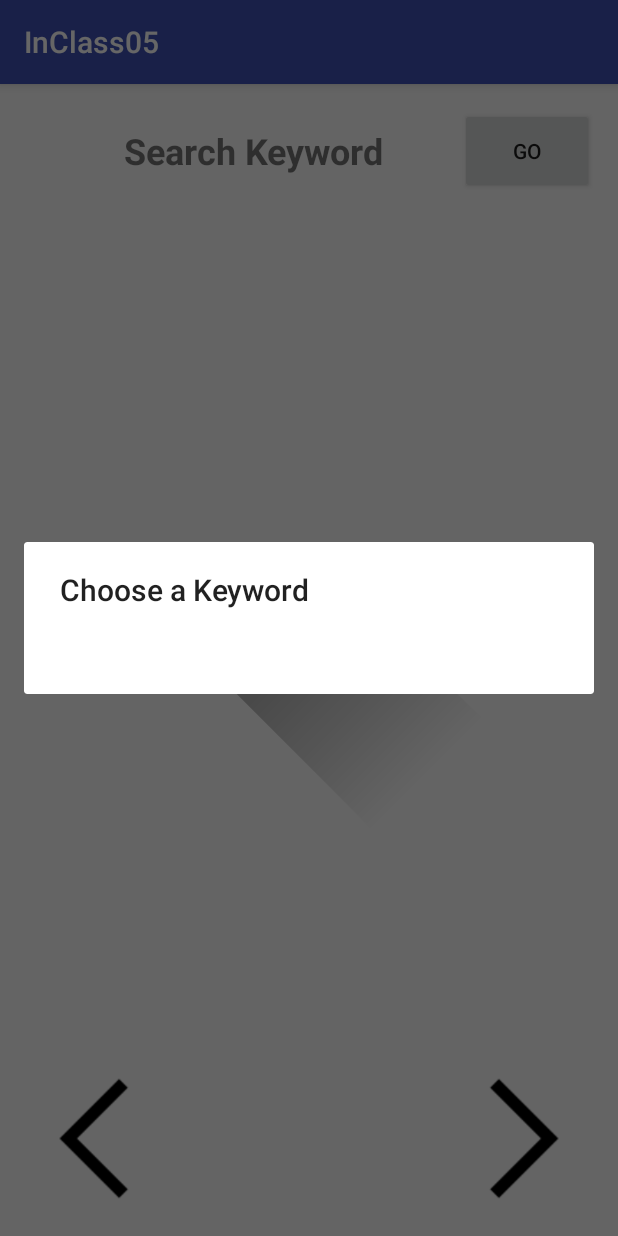
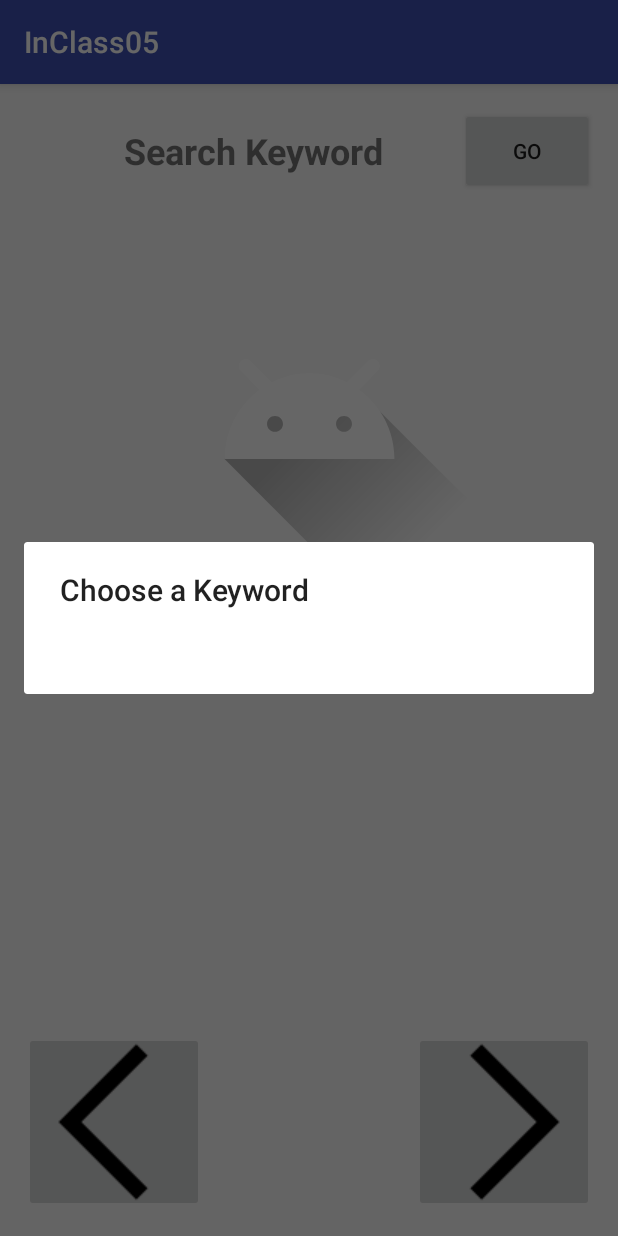
Before and after one commit to Dimanor3/AppDevClass, an Android app: the screen it shows after launch (MainActivity), after a tap on "GO", on a phone screen of 412 x 824 dp. Run offline under Robolectric (Android 15) with nearby library versions, the phone set to English and light mode, and no system bars.

Commit message:
Fixed small issue, getting closer to finishing assignment!

```diff
--- a/InClassAssignment/InClass05/app/src/main/java/com/example/dimanor3/inclass05/MainActivity.java
+++ b/InClassAssignment/InClass05/app/src/main/java/com/example/dimanor3/inclass05/MainActivity.java
@@ -10,6 +10,7 @@ import android.content.Context;
 import android.content.DialogInterface;
 import android.graphics.Bitmap;
 import android.graphics.BitmapFactory;
+import android.graphics.drawable.Drawable;
 import android.net.ConnectivityManager;
 import android.net.NetworkInfo;
 import android.os.AsyncTask;
@@ -18,6 +19,7 @@ import android.support.v7.app.AppCompatActivity;
 import android.os.Bundle;
 import android.util.Log;
 import android.view.View;
+import android.widget.ImageButton;
 import android.widget.ImageView;
 import android.widget.TextView;
 import android.widget.Toast;
@@ -26,14 +28,16 @@ import java.io.BufferedReader;
 import java.io.IOException;
 import java.io.InputStreamReader;
 import java.net.HttpURLConnection;
-import java.net.MalformedURLException;
 import java.net.URL;
 import java.util.Arrays;
-import java.util.Collection;
 import java.util.LinkedList;
 
 public class MainActivity extends AppCompatActivity {
     LinkedList<String> data, imageLinks;
+
+    ImageButton previous, forward;
+
+    int curImg = 0;
 
     RequestParams params = new RequestParams ();
 
@@ -49,22 +53,52 @@ public class MainActivity extends AppCompatActivity {
 
         searchKeyword = (TextView) findViewById (R.id.searchKeywordTextView);
         imageView = (ImageView) findViewById (R.id.imageView);
+        imageLinks = new LinkedList<> ();
+        previous = (ImageButton) findViewById (R.id.previousButton);
+        forward = (ImageButton) findViewById (R.id.forwardButton);
     }
 
     public void go (View v) {
         if (isConnected ()) {
+            imageLinks.clear ();
+
+            curImg = 0;
+
             new GetDataKeywordAsync ().execute ("http://dev.theappsdr.com/apis/photos/keywords.php");
+
+            if (imageLinks == null || imageLinks.size () <= 1) {
+                setClickable (false);
+                Log.d ("demo", "There are 0 or 1 images.");
+            } else {
+                setClickable (true);
+            }
         } else {
             Toast.makeText (MainActivity.this, "No Internet Connection!", Toast.LENGTH_SHORT).show ();
         }
     }
 
     public void previous (View v) {
+        if (curImg > 0) {
+            curImg--;
 
+            new GetDataPicLinkAsync (imageView).execute (imageLinks.get (curImg));
+        } else {
+            curImg = imageLinks.size () - 1;
+
+            new GetDataPicLinkAsync (imageView).execute (imageLinks.get (curImg));
+        }
     }
 
     public void next (View v) {
+        if (curImg < imageLinks.size ()) {
+            curImg++;
 
+            new GetDataPicLinkAsync (imageView).execute (imageLinks.get (curImg));
+        } else {
+            curImg = 0;
+
+            new GetDataPicLinkAsync (imageView).execute (imageLinks.get (curImg));
+        }
     }
 
     public void handleData (LinkedList<String> data) {
@@ -114,7 +148,6 @@ public class MainActivity extends AppCompatActivity {
 		protected Void doInBackground (String... params) {
 			HttpURLConnection connection = null;
 
-			// Bitmap image = null;
 			bitmap = null;
 
 			try {
@@ -189,6 +222,7 @@ public class MainActivity extends AppCompatActivity {
             if (result != null) {
                 handleData (result);
             } else {
+                Toast.makeText (MainActivity.this, "No Images Found!", Toast.LENGTH_SHORT).show ();
                 Log.d ("demo", "null result");
             }
         }
@@ -246,16 +280,22 @@ public class MainActivity extends AppCompatActivity {
 		@Override
 		protected void onPostExecute (LinkedList<String> result) {
 			if (result != null) {
-				imageLinks.addAll (result);
-
-				for (String r: imageLinks) {
-					Log.d ("demo", r);
+				for (String r: result) {
+					imageLinks.add (r);
+                    Log.d ("demo", r);
 				}
 
-				//new GetDataPicLinkAsync (imageView).execute (imageLinks.get (0));
+				String temp = imageLinks.get (0);
+
+                new GetDataPicLinkAsync (imageView).execute (imageLinks.get (0));
 			} else {
 				String str = "Null Result";
 			}
 		}
 	}
+
+    private void setClickable (boolean set) {
+        previous.setClickable (set);
+        forward.setClickable (set);
+    }
 }
--- a/InClassAssignment/InClass05/app/src/main/res/layout/activity_main.xml
+++ b/InClassAssignment/InClass05/app/src/main/res/layout/activity_main.xml
@@ -18,28 +18,6 @@
         app:layout_constraintEnd_toEndOf="parent"
         app:layout_constraintTop_toTopOf="parent"/>
 
-    <ImageView
-        android:id="@+id/previousButton"
-        android:layout_width="104dp"
-        android:layout_height="98dp"
-        android:layout_marginBottom="16dp"
-        android:layout_marginStart="16dp"
-        android:onClick="previous"
-        app:layout_constraintBottom_toBottomOf="parent"
-        app:layout_constraintStart_toStartOf="parent"
-        app:srcCompat="@drawable/prev"/>
-
-    <ImageView
-        android:id="@+id/forwardButton"
-        android:layout_width="104dp"
-        android:layout_height="98dp"
-        android:layout_marginBottom="16dp"
-        android:layout_marginEnd="16dp"
-        android:onClick="next"
-        app:layout_constraintBottom_toBottomOf="parent"
-        app:layout_constraintEnd_toEndOf="parent"
-        app:srcCompat="@drawable/next" />
-
     <TextView
         android:id="@+id/searchKeywordTextView"
         android:layout_width="233dp"
@@ -59,15 +37,37 @@
     <ImageView
         android:id="@+id/imageView"
         android:layout_width="355dp"
-        android:layout_height="302dp"
-        android:layout_marginBottom="8dp"
+        android:layout_height="278dp"
         android:layout_marginEnd="8dp"
         android:layout_marginStart="8dp"
         android:layout_marginTop="24dp"
-        app:layout_constraintBottom_toTopOf="@+id/previousButton"
         app:layout_constraintEnd_toEndOf="parent"
         app:layout_constraintStart_toStartOf="parent"
         app:layout_constraintTop_toBottomOf="@+id/searchKeywordTextView"
         app:srcCompat="@drawable/ic_launcher_foreground"/>
 
+    <ImageButton
+        android:id="@+id/previousButton"
+        android:layout_width="120dp"
+        android:layout_height="120dp"
+        android:layout_marginBottom="16dp"
+        android:layout_marginStart="16dp"
+        android:clickable="false"
+        android:onClick="previous"
+        app:layout_constraintBottom_toBottomOf="parent"
+        app:layout_constraintStart_toStartOf="parent"
+        app:srcCompat="@drawable/prev"/>
+
+    <ImageButton
+        android:id="@+id/forwardButton"
+        android:layout_width="120dp"
+        android:layout_height="120dp"
+        android:layout_marginBottom="16dp"
+        android:layout_marginEnd="16dp"
+        android:clickable="false"
+        android:onClick="next"
+        app:layout_constraintBottom_toBottomOf="parent"
+        app:layout_constraintEnd_toEndOf="parent"
+        app:srcCompat="@drawable/next"/>
+
 </android.support.constraint.ConstraintLayout>
```
